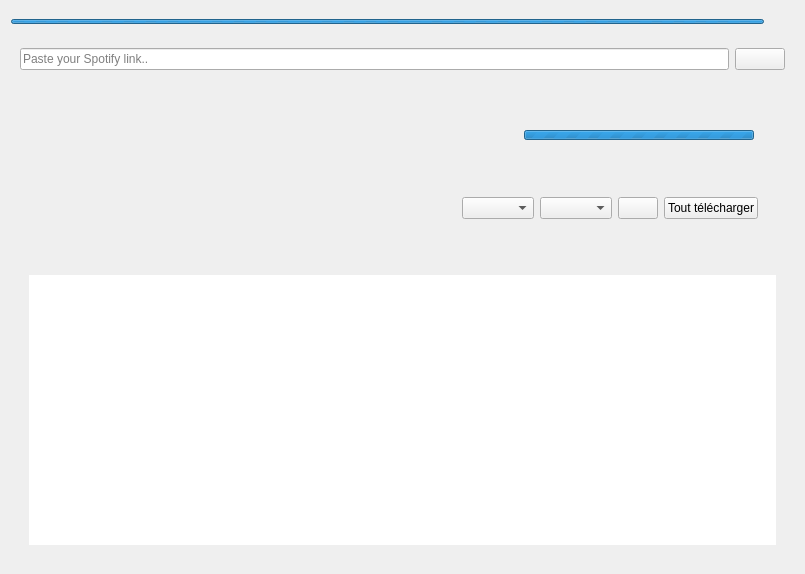
This is src/views/mainWindow.ui in Didiloy/spotwrap as Qt 5 draws it before an edit. The edited form follows.
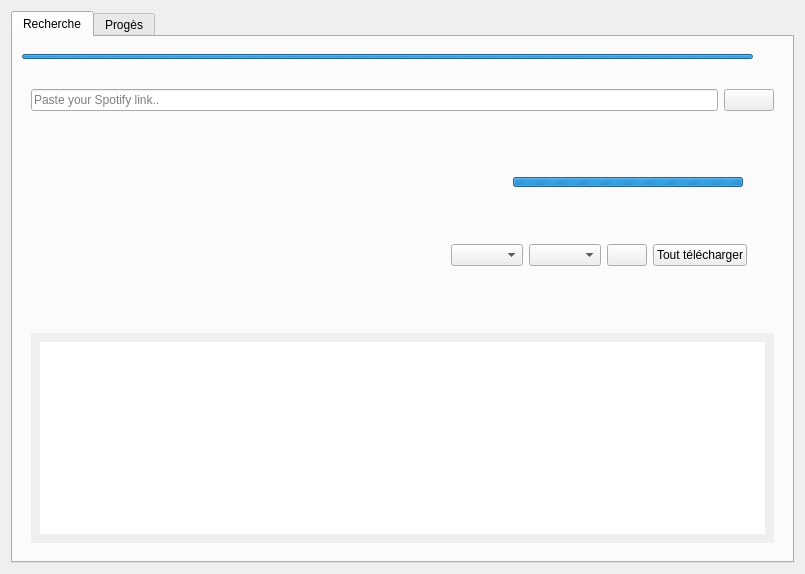
This is the edited form. Icons and pictures are not drawn.

Commit message: added a tab widget to update the progress of the download

```diff
--- a/src/views/mainWindow.ui
+++ b/src/views/mainWindow.ui
@@ -27,7 +27,105 @@
    <property name="spacing">
     <number>0</number>
    </property>
-   <item row="2" column="0">
+   <item row="0" column="0">
+    <widget class="QTabWidget" name="tabWidget">
+     <property name="currentIndex">
+      <number>0</number>
+     </property>
+     <widget class="QWidget" name="searchTab">
+      <attribute name="title">
+       <string>Recherche</string>
+      </attribute>
+      <layout class="QGridLayout" name="gridLayout_6">
+       <item row="0" column="0">
+        <layout class="QGridLayout" name="gridLayout_5">
+         <item row="0" column="0">
+          <widget class="QWidget" name="widget_6" native="true">
+           <property name="layoutDirection">
+            <enum>Qt::LeftToRight</enum>
+           </property>
+           <layout class="QHBoxLayout" name="horizontalLayout_4">
+            <property name="spacing">
+             <number>5</number>
+            </property>
+            <property name="leftMargin">
+             <number>0</number>
+            </property>
+            <property name="topMargin">
+             <number>0</number>
+            </property>
+            <property name="rightMargin">
+             <number>0</number>
+            </property>
+            <property name="bottomMargin">
+             <number>0</number>
+            </property>
+            <item>
+             <widget class="QProgressBar" name="progressBarMainWindow">
+              <property name="sizePolicy">
+               <sizepolicy hsizetype="Expanding" vsizetype="Fixed">
+                <horstretch>0</horstretch>
+                <verstretch>0</verstretch>
+               </sizepolicy>
+              </property>
+              <property name="maximumSize">
+               <size>
+                <width>16777215</width>
+                <height>5</height>
+               </size>
+              </property>
+              <property name="maximum">
+               <number>0</number>
+              </property>
+              <property name="value">
+               <number>-1</number>
+              </property>
+              <property name="textVisible">
+               <bool>true</bool>
+              </property>
+             </widget>
+            </item>
+            <item alignment="Qt::AlignRight">
+             <widget class="QPushButton" name="menuButton">
+              <property name="sizePolicy">
+               <sizepolicy hsizetype="Fixed" vsizetype="Fixed">
+                <horstretch>0</horstretch>
+                <verstretch>0</verstretch>
+               </sizepolicy>
+              </property>
+              <property name="maximumSize">
+               <size>
+                <width>25</width>
+                <height>25</height>
+               </size>
+              </property>
+              <property name="cursor">
+               <cursorShape>PointingHandCursor</cursorShape>
+              </property>
+              <property name="text">
+               <string/>
+              </property>
+              <property name="icon">
+               <iconset resource="../../assets/ressource.qrc">
+                <normaloff>:/images/images/menu.png</normaloff>:/images/images/menu.png</iconset>
+              </property>
+              <property name="iconSize">
+               <size>
+                <width>15</width>
+                <height>15</height>
+               </size>
+              </property>
+              <property name="flat">
+               <bool>true</bool>
+              </property>
+             </widget>
+            </item>
+           </layout>
+          </widget>
+         </item>
+        </layout>
+       </item>
+       <item row="1" column="0">
     <layout class="QVBoxLayout" name="verticalLayout">
      <property name="sizeConstraint">
       <enum>QLayout::SetMaximumSize</enum>
@@ -292,6 +390,9 @@
                    <property name="cursor">
                     <cursorShape>PointingHandCursor</cursorShape>
                    </property>
+                       <property name="sizeAdjustPolicy">
+                        <enum>QComboBox::AdjustToContents</enum>
+                       </property>
                   </widget>
                  </item>
                  <item>
@@ -337,6 +438,34 @@
           </layout>
          </widget>
         </item>
+            <item alignment="Qt::AlignHCenter|Qt::AlignVCenter">
+             <widget class="QLabel" name="labelBigIcon">
+              <property name="sizePolicy">
+               <sizepolicy hsizetype="Fixed" vsizetype="Fixed">
+                <horstretch>0</horstretch>
+                <verstretch>0</verstretch>
+               </sizepolicy>
+              </property>
+              <property name="maximumSize">
+               <size>
+                <width>200</width>
+                <height>200</height>
+               </size>
+              </property>
+              <property name="text">
+               <string/>
+              </property>
+              <property name="pixmap">
+               <pixmap resource="../../assets/ressource.qrc">:/images/images/download_icon.png</pixmap>
+              </property>
+              <property name="scaledContents">
+               <bool>true</bool>
+              </property>
+              <property name="alignment">
+               <set>Qt::AlignCenter</set>
+              </property>
+             </widget>
+            </item>
         <item>
          <widget class="QScrollArea" name="scrollArea">
           <property name="frameShape">
@@ -350,8 +479,8 @@
             <rect>
              <x>0</x>
              <y>0</y>
-             <width>767</width>
-             <height>283</height>
+                 <width>731</width>
+                 <height>86</height>
             </rect>
            </property>
            <layout class="QGridLayout" name="gridLayout_3">
@@ -380,88 +509,26 @@
      </item>
     </layout>
    </item>
-   <item row="1" column="0">
-    <widget class="QWidget" name="widget_6" native="true">
-     <property name="layoutDirection">
-      <enum>Qt::LeftToRight</enum>
-     </property>
-     <layout class="QHBoxLayout" name="horizontalLayout_4">
-      <property name="spacing">
-       <number>5</number>
-      </property>
-      <property name="leftMargin">
-       <number>0</number>
-      </property>
-      <property name="topMargin">
-       <number>0</number>
-      </property>
-      <property name="rightMargin">
-       <number>0</number>
-      </property>
-      <property name="bottomMargin">
-       <number>0</number>
-      </property>
-      <item>
-       <widget class="QProgressBar" name="progressBarMainWindow">
-        <property name="sizePolicy">
-         <sizepolicy hsizetype="Expanding" vsizetype="Fixed">
-          <horstretch>0</horstretch>
-          <verstretch>0</verstretch>
-         </sizepolicy>
-        </property>
-        <property name="maximumSize">
-         <size>
-          <width>16777215</width>
-          <height>5</height>
-         </size>
-        </property>
-        <property name="maximum">
-         <number>0</number>
-        </property>
-        <property name="value">
-         <number>-1</number>
-        </property>
-        <property name="textVisible">
-         <bool>true</bool>
-        </property>
-       </widget>
-      </item>
-      <item alignment="Qt::AlignRight">
-       <widget class="QPushButton" name="menuButton">
-        <property name="sizePolicy">
-         <sizepolicy hsizetype="Fixed" vsizetype="Fixed">
-          <horstretch>0</horstretch>
-          <verstretch>0</verstretch>
-         </sizepolicy>
-        </property>
-        <property name="maximumSize">
-         <size>
-          <width>25</width>
-          <height>25</height>
-         </size>
-        </property>
-        <property name="cursor">
-         <cursorShape>PointingHandCursor</cursorShape>
-        </property>
-        <property name="text">
-         <string/>
-        </property>
-        <property name="icon">
-         <iconset resource="../../assets/ressource.qrc">
-          <normaloff>:/images/images/menu.png</normaloff>:/images/images/menu.png</iconset>
-        </property>
-        <property name="iconSize">
-         <size>
-          <width>15</width>
-          <height>15</height>
-         </size>
-        </property>
-        <property name="flat">
+      </layout>
+     </widget>
+     <widget class="QWidget" name="progressTab">
+      <attribute name="title">
+       <string>Progès</string>
+      </attribute>
+      <layout class="QGridLayout" name="gridLayout_8">
+       <item row="0" column="0">
+        <layout class="QGridLayout" name="gridLayout_7">
+         <item row="0" column="0">
+          <widget class="QTextEdit" name="textEditDownloadProgress">
+           <property name="readOnly">
          <bool>true</bool>
         </property>
        </widget>
       </item>
      </layout>
+       </item>
+      </layout>
+     </widget>
     </widget>
    </item>
   </layout>
```
Lines whose indentation alone changed are shown as unchanged. The commit also changes 4 other files.
